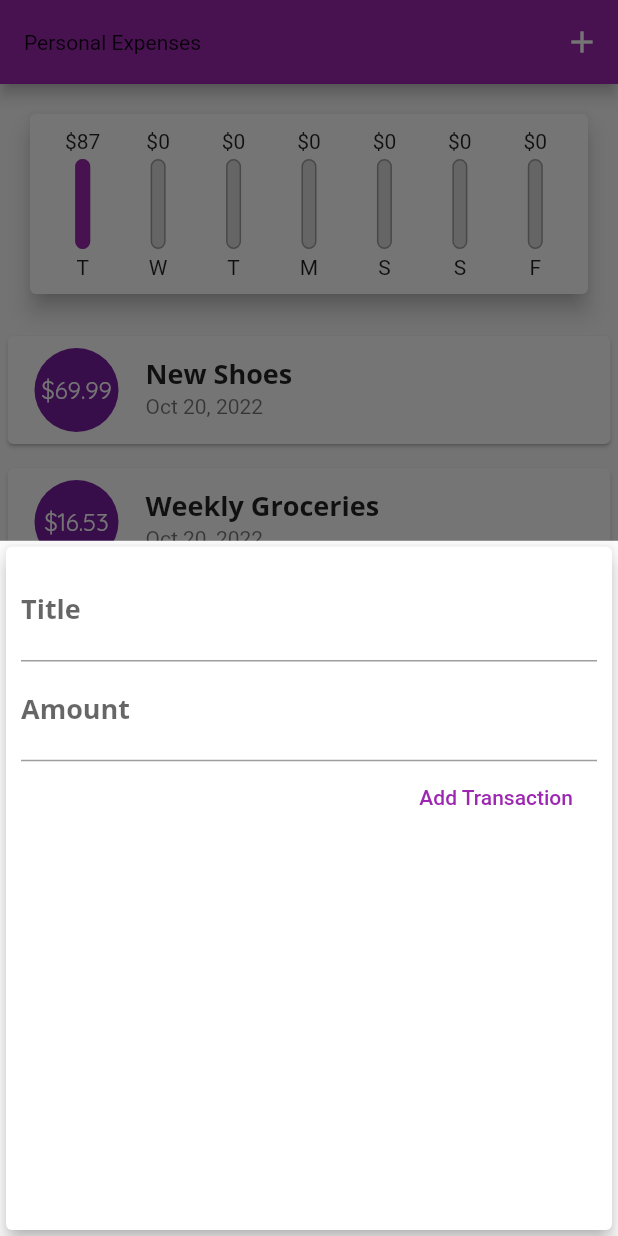
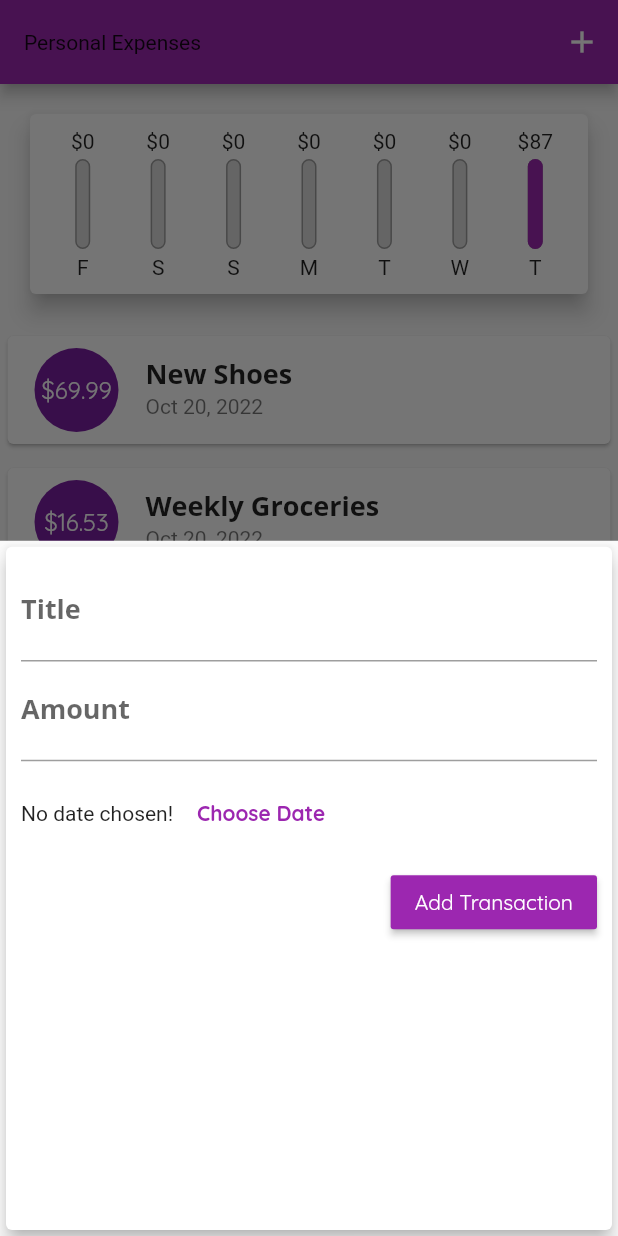
Before and after one commit to AB0s/Personal-Expense-App, a Flutter app: the screen it shows after launch, after a tap on the "add" icon, on a phone screen of 412 x 824 dp. Run offline on Flutter 3.47's test engine with Material 2 defaults, Android fonts, the phone set to English and light mode, and no system bars.

Commit message:
Choose Date

```diff
--- a/lib/main.dart
+++ b/lib/main.dart
@@ -22,6 +22,7 @@ class MyApp extends StatelessWidget {
                   fontWeight: FontWeight.bold,
                   fontSize: 18,
                 ),
+            button: TextStyle(color:Colors.white)
               ),
           appBarTheme: AppBarTheme(
             textTheme: ThemeData.light().textTheme.copyWith(
--- a/lib/widgets/chart.dart
+++ b/lib/widgets/chart.dart
@@ -29,7 +29,7 @@ class Chart extends StatelessWidget {
         'day': DateFormat.E().format(weekDay).substring(0, 1),
         'amount': totalSum
       };
-    });
+    }).reversed.toList();
   }
 
   double get totalSpending {
--- a/lib/widgets/new_transaction.dart
+++ b/lib/widgets/new_transaction.dart
@@ -54,9 +54,21 @@ class _NewTransactionState extends State<NewTransaction> {
               onSubmitted: (_) => submitData(),
               // onChanged: (val) => amountInput = val,
             ),
-            FlatButton(
+            Container(
+              height: 70,
+              child: Row(
+                children: [
+                Text('No date chosen!'),
+                FlatButton(
+                    child:Text('Choose Date' ,style: TextStyle(fontWeight: FontWeight.bold),),
+                    textColor: Theme.of(context).primaryColor,
+                    onPressed: (){})
+              ],),
+            ),
+            RaisedButton(
+              color: Theme.of(context).primaryColor,
               child: Text('Add Transaction'),
-              textColor: Colors.purple,
+              textColor: Colors.white,
               onPressed: submitData,
             ),
           ],
```
